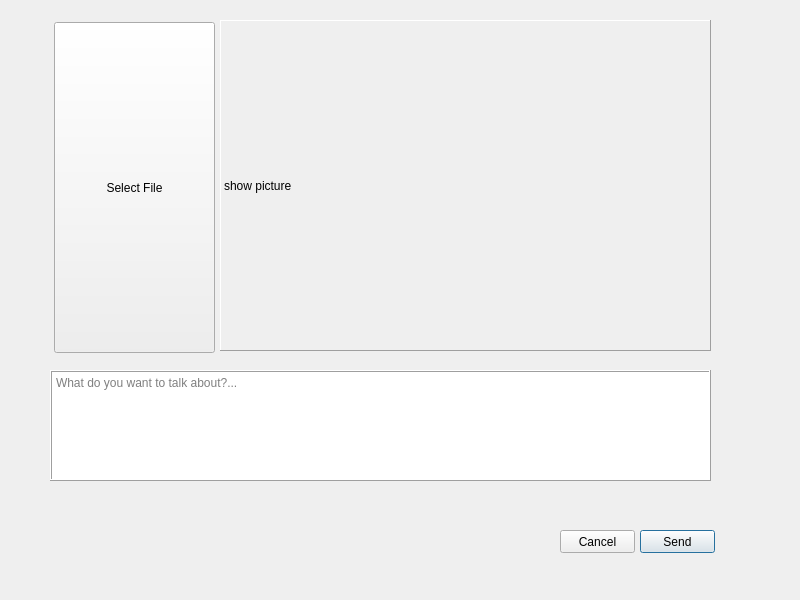
f8477/AP_prj_phase2, file newpost.ui: the form before one commit.
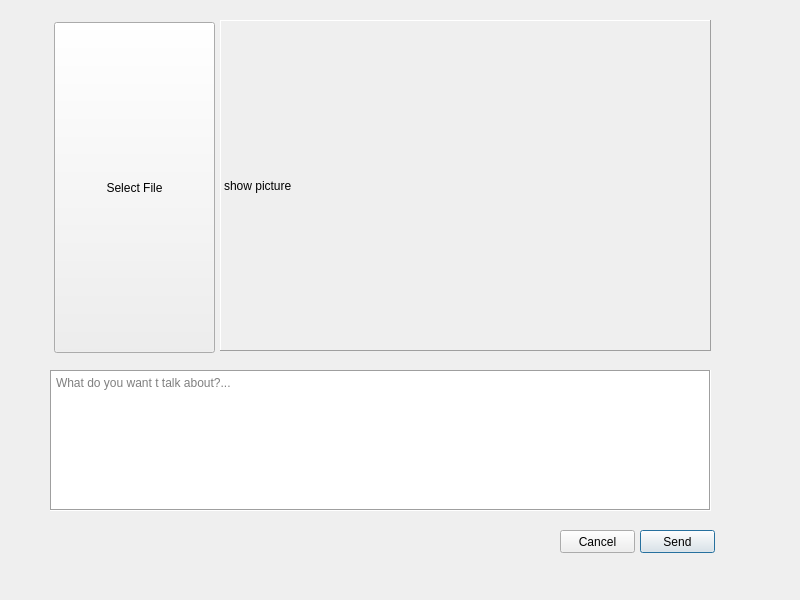
The form after the commit.

Diff of the .ui file:
```diff
--- a/newpost.ui
+++ b/newpost.ui
@@ -42,34 +42,6 @@
     <string>Cancel</string>
    </property>
   </widget>
-  <widget class="QTextBrowser" name="textBrowser">
-   <property name="enabled">
-    <bool>true</bool>
-   </property>
-   <property name="geometry">
-    <rect>
-     <x>50</x>
-     <y>370</y>
-     <width>661</width>
-     <height>111</height>
-    </rect>
-   </property>
-   <property name="frameShape">
-    <enum>QFrame::Box</enum>
-   </property>
-   <property name="frameShadow">
-    <enum>QFrame::Raised</enum>
-   </property>
-   <property name="overwriteMode">
-    <bool>false</bool>
-   </property>
-   <property name="textInteractionFlags">
-    <set>Qt::LinksAccessibleByKeyboard|Qt::LinksAccessibleByMouse|Qt::TextBrowserInteraction|Qt::TextEditable|Qt::TextSelectableByMouse</set>
-   </property>
-   <property name="placeholderText">
-    <string>What do you want to talk about?...</string>
-   </property>
-  </widget>
   <widget class="QLabel" name="label">
    <property name="geometry">
     <rect>
@@ -105,6 +77,22 @@
     <string>Select File</string>
    </property>
   </widget>
+  <widget class="QTextEdit" name="textEdit">
+   <property name="geometry">
+    <rect>
+     <x>50</x>
+     <y>370</y>
+     <width>661</width>
+     <height>141</height>
+    </rect>
+   </property>
+   <property name="frameShape">
+    <enum>QFrame::Box</enum>
+   </property>
+   <property name="placeholderText">
+    <string>What do you want t talk about?...</string>
+   </property>
+  </widget>
  </widget>
  <resources/>
  <connections/>
```
